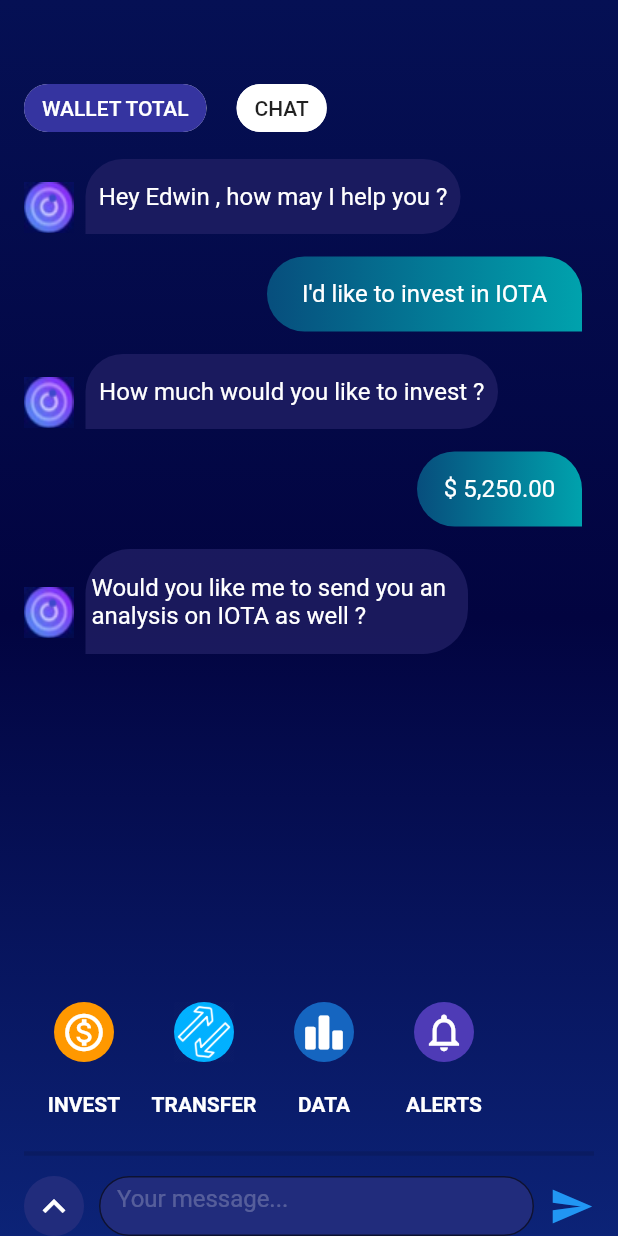
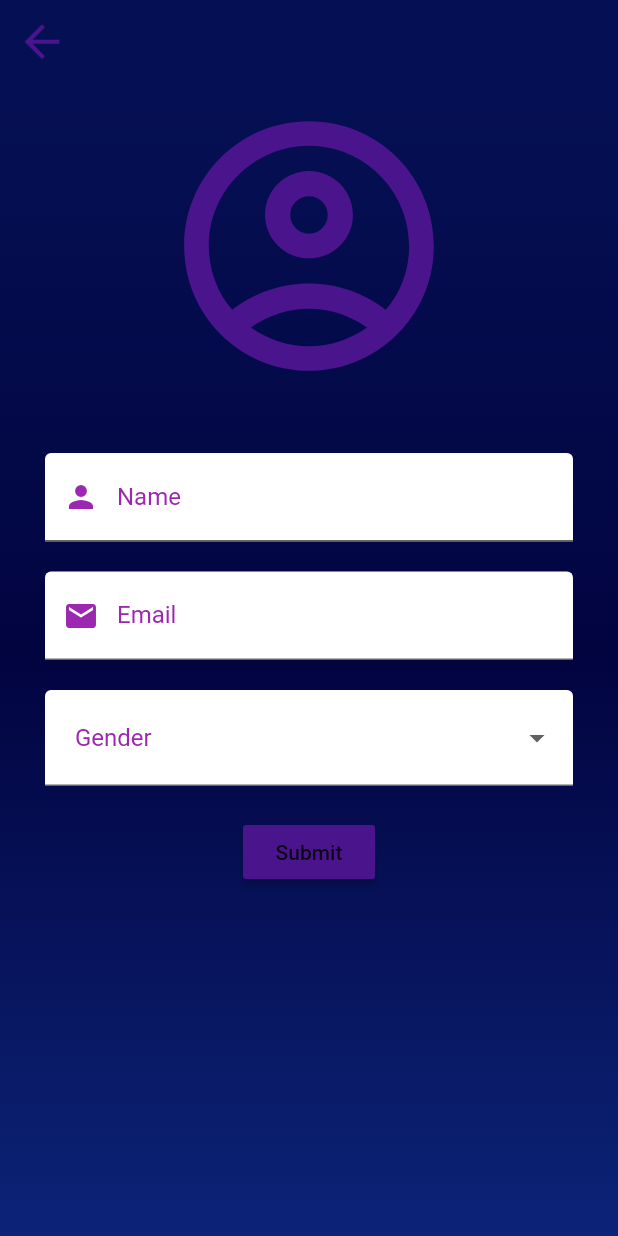
Before and after one commit to mayaralaa25/itti_third_task, a Flutter app: the screen it shows after launch, on a phone screen of 412 x 824 dp. Run offline on Flutter 3.47's test engine with Material 2 defaults, Android fonts, the light colour scheme and no system bars; our stand-ins replace adaptive_dialog.

Commit message:
Validate form is added

```diff
--- /dev/null
+++ b/lib/form.dart
@@ -0,0 +1,182 @@
+import 'package:adaptive_dialog/adaptive_dialog.dart';
+import 'package:flutter/material.dart';
+import 'package:iti_third_task/screens/wallet_total.dart';
+
+class ValidationForm extends StatefulWidget {
+  const ValidationForm({Key? key}) : super(key: key);
+
+  @override
+  State<ValidationForm> createState() => _ValidationFormState();
+}
+
+class _ValidationFormState extends State<ValidationForm> {
+  final TextEditingController _nameTextEditingController =
+      TextEditingController();
+
+  final TextEditingController _emailTextEditingController =
+      TextEditingController();
+
+  @override
+  Widget build(BuildContext context) {
+    final GlobalKey<FormState> _signinformKey = GlobalKey<FormState>();
+    return Scaffold(
+        resizeToAvoidBottomInset: false,
+        appBar: AppBar(
+        backgroundColor: Color.fromRGBO(5, 16, 84, 1),
+        elevation: 0,
+        leading: GestureDetector(
+           onTap: ()
+          {
+            Navigator.push(context,
+            MaterialPageRoute(builder: (context) => WalletTotal()));
+          },
+          child: Icon(Icons.arrow_back,color: Colors.purple[900],size:
+          35,),
+        ),
+      ),
+      body: Container(
+        decoration: const BoxDecoration(
+            gradient: LinearGradient(
+                begin: Alignment.topCenter,
+                end: Alignment.bottomCenter,
+                colors: [
+              Color.fromRGBO(5, 16, 84, 1),
+              Color.fromRGBO(2, 4, 64, 1),
+              Color.fromRGBO(12, 35, 119, 1),
+            ])),
+        child: Column(
+          children: [
+            Padding(
+              padding: const EdgeInsets.all(8.0),
+              child: Icon(
+                Icons.account_circle_outlined,
+                size: 200,
+                color: Colors.purple[900],
+              ),
+            ),
+            Padding(
+              padding: const EdgeInsets.all(30.0),
+              child: Form(
+                key: _signinformKey,
+                autovalidateMode: AutovalidateMode.onUserInteraction,
+                child: Column(
+                  mainAxisAlignment: MainAxisAlignment.center,
+                  children: [
+                    TextFormField(
+                      onTap: () {},
+                      keyboardType: TextInputType.text,
+                      controller: _nameTextEditingController,
+                      validator: (name) {
+                        //if (name == null) return null;
+                      },
+                      decoration: InputDecoration(
+                        label: Text('Name'),
+                        labelStyle: TextStyle(color: Colors.purple[500]),
+                        focusedBorder: OutlineInputBorder(
+                            borderSide: BorderSide(
+                          color: Colors.purple,
+                        )),
+                        filled: true,
+                        fillColor: Colors.white,
+                        prefixIcon: Icon(
+                          Icons.person,
+                          color: Colors.purple[500],
+                        ),
+                        border: UnderlineInputBorder(
+                          borderSide: BorderSide(style: BorderStyle.solid),
+                        ),
+                      ),
+                    ),
+                    SizedBox(
+                      height: 20,
+                    ),
+                    TextFormField(
+                      onTap: () {},
+                      keyboardType: TextInputType.text,
+                      controller: _emailTextEditingController,
+                      validator: (email) {
+                        //if (email == null) return null;
+                      },
+                      decoration: InputDecoration(
+                        label: Text('Email'),
+                        labelStyle: TextStyle(color: Colors.purple[500]),
+                        focusedBorder: OutlineInputBorder(
+                            borderSide: BorderSide(
+                          color: Colors.purple,
+                        )),
+                        filled: true,
+                        fillColor: Colors.white,
+                        prefixIcon: Icon(
+                          Icons.email,
+                          color: Colors.purple[500],
+                        ),
+                        border: UnderlineInputBorder(
+                          borderSide: BorderSide(style: BorderStyle.solid),
+                        ),
+                      ),
+                    ),
+                    SizedBox(
+                      height: 20,
+                    ),
+                    DropdownButtonFormField(
+                      decoration: InputDecoration(
+                        label: Text('  Gender'),
+                        labelStyle: TextStyle(color: Colors.purple[500]),
+                        focusedBorder: OutlineInputBorder(
+                            borderSide: BorderSide(
+                          color: Colors.purple,
+                        )),
+                        filled: true,
+                        fillColor: Colors.white,
+                        border: UnderlineInputBorder(
+                          borderSide: BorderSide(style: BorderStyle.solid),
+                        ),
+                      ),
+                      validator: (txt) {
+                        //if (txt == null) return null;
+                      },
+                      borderRadius: BorderRadius.circular(10),
+                      items: [
+                        DropdownMenuItem(
+                          child: Text("Male"),
+                          value: "male",
+                        ),
+                        DropdownMenuItem(
+                          child: Text("Female"),
+                          value: "famle",
+                        ),
+                      ],
+                      onChanged: (value) {
+                        print(value);
+                      },
+                    ),
+                    SizedBox(
+                      height: 20,
+                    ),
+                    MaterialButton(
+                      onPressed: () {
+                        if (_signinformKey.currentState!.validate()) {
+                          showOkCancelAlertDialog(
+                            context: context,
+                            title: "Ready to submit",
+                            okLabel: "OK",
+                            cancelLabel: "Cancel",
+                            //isDestructiveAction: true,
+                          );
+                        } else
+                          print('error');
+                      },
+                      child: Text("Submit"),
+                      color: Colors.purple[900],
+                    ),
+                  ],
+                ),
+              ),
+            ),
+
+          ],
+        ),
+      ),
+    );
+  }
+}
--- a/lib/main.dart
+++ b/lib/main.dart
@@ -1,4 +1,5 @@
 import 'package:flutter/material.dart';
+import 'form.dart';
 import 'screens/chat.dart';
 void main() {
   runApp(const MyNewApp());
@@ -13,7 +14,7 @@ class MyNewApp extends StatelessWidget {
     return const MaterialApp(
       title: 'Flutter Demo',
       debugShowCheckedModeBanner: false,
-      home: Chat(),
+      home: ValidationForm(),
     );
   }
 }
--- a/lib/screens/chat.dart
+++ b/lib/screens/chat.dart
@@ -37,7 +37,8 @@ class _ChatState extends State<Chat> {
                               builder: (context) => WalletTotal()));
                     },
                     child: const Chip(
-                      label: Text('WALLET TOTAL',style: TextStyle(
+                      label: Text('WALLET TOTAL',
+                          style: TextStyle(
                             color: Colors.white,
                           )),
                       backgroundColor: Color.fromARGB(230, 32, 30, 150),
@@ -47,13 +48,15 @@ class _ChatState extends State<Chat> {
                     width: 20,
                   ),
                   const Chip(
-                    label: Text('CHAT',),
+                    label: Text(
+                      'CHAT',
+                    ),
                     backgroundColor: Colors.white,
                   ),
                 ],
               ),
               SizedBox(
-                height: 10,
+                height: 20,
               ),
               SingleChildScrollView(
                 child: ListView(
@@ -196,12 +199,16 @@ class _ChatState extends State<Chat> {
                       ),
                   Expanded(
                     child: Container(
-                      padding: EdgeInsets.symmetric(horizontal: 10,),
+                      padding: EdgeInsets.symmetric(
+                        horizontal: 10,
+                      ),
                       height: 40,
                       //width: 250,
                       child: TextField(
                         keyboardType: TextInputType.text,
-                        style: TextStyle(backgroundColor: Color(0xff212c7c),),
+                        style: TextStyle(
+                          backgroundColor: Color(0xff212c7c),
+                        ),
                         decoration: InputDecoration(
                           filled: true,
                           fillColor: Color(0xff212c7c),
--- a/lib/screens/wallet_total.dart
+++ b/lib/screens/wallet_total.dart
@@ -1,5 +1,7 @@
 import 'package:flutter/material.dart';
 import 'package:iti_third_task/screens/chat.dart';
+
+import '../form.dart';
 
 class WalletTotal extends StatelessWidget {
   const WalletTotal({Key? key}) : super(key: key);
@@ -193,7 +195,16 @@ class UpperTabBarWithAdd extends StatelessWidget {
           ),
         ),
         const Spacer(),
-        const Icon(Icons.add, size: 36, color: Colors.white)
+        GestureDetector(
+             onTap: ()
+             {
+               Navigator.push(context,
+                   MaterialPageRoute(builder: (context) => ValidationForm()));
+             },
+            child: const Icon(
+                Icons.add,
+                size: 36,
+                color: Colors.white)),
       ],
     );
   }
--- a/pubspec.yaml
+++ b/pubspec.yaml
@@ -34,6 +34,8 @@ dependencies:
   # The following adds the Cupertino Icons font to your application.
   # Use with the CupertinoIcons class for iOS style icons.
   cupertino_icons: ^1.0.2
+  intl: ^0.17.0
+  adaptive_dialog: ^1.6.3
 
 dev_dependencies:
   flutter_test:
```
Also changed, not shown: lib/widgets/custom_row.dart (+17 -7 lines), pubspec.lock, 3 other files. Lines whose indentation alone changed are shown as unchanged.
